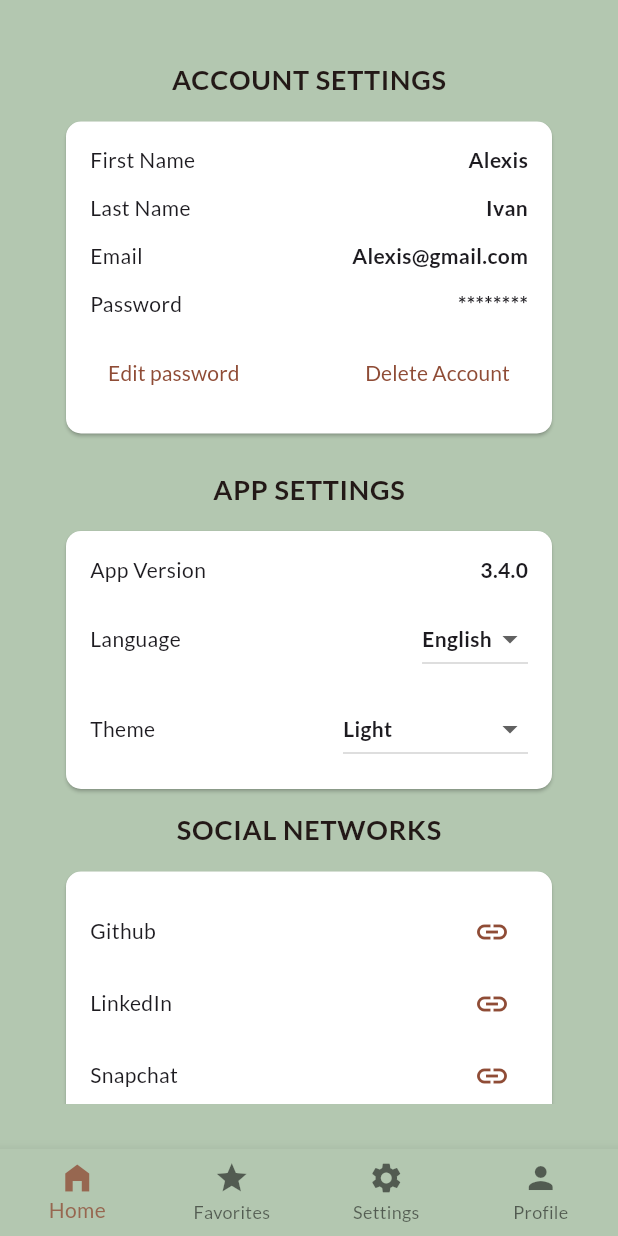
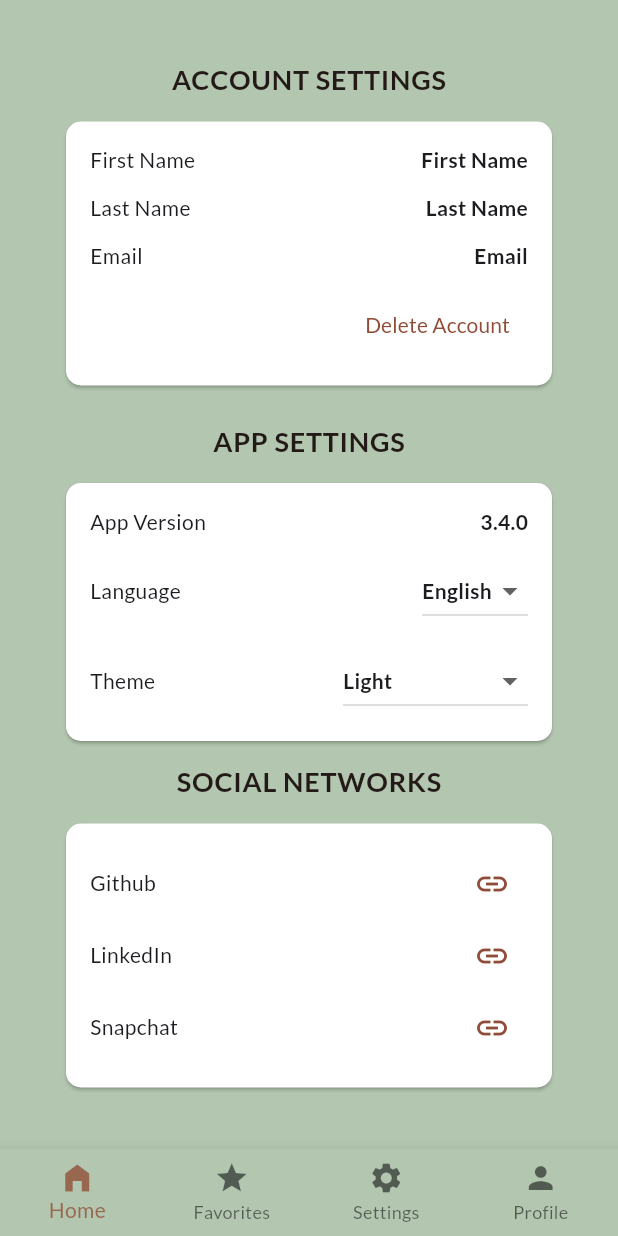
Before and after one commit to AlexisIvan2000/NutriAI_Lex, a Flutter app: the SettingsScreen screen opened directly, on a phone screen of 412 x 824 dp. Run offline on Flutter 3.47's test engine with Material 3 defaults, Android fonts, the phone set to English and light mode, and no system bars; our stand-ins replace flutter_secure_storage, google_fonts; missing offline and left inert: flutter_inappwebview; accounts and stored records are empty; network calls fail.

Commit message:
Added user account deletion functionality, updated routes and services to manage personal details and display of username in the dashboard.

```diff
--- a/front_end/lib/widgets/dashboard/account_setting.dart
+++ b/front_end/lib/widgets/dashboard/account_setting.dart
@@ -1,4 +1,7 @@
 import 'package:flutter/material.dart';
+import 'package:front_end/screens/signin.dart';
+import 'package:front_end/services/auth_api.dart';
+import 'package:front_end/services/auth_service.dart';
 
 class AccountSetting extends StatefulWidget {
   const AccountSetting({super.key});
@@ -8,13 +11,38 @@ class AccountSetting extends StatefulWidget {
 }
 
 class _AccountSettingState extends State<AccountSetting> {
+  String firstname = "First Name";
+  String lastname = "Last Name";
+  String email = "Email";
+
+  @override
+  void initState() {
+    super.initState();
+    loadUser();
+  }
+
+  void loadUser() async {
+    final profile = await AuthAPI.getCurrentUser();
+    if (profile != null) {
+      setState(() {
+        firstname = profile.firstName;
+        lastname = profile.lastName;
+        email = profile.email;
+      });
+    } else {
+      setState(() {
+        firstname = "First Name";
+        lastname = "Last Name";
+        email = "Email";
+      });
+    }
+  }
+
   @override
   Widget build(BuildContext context) {
     return Card(
       color: Colors.white,
-      shape: RoundedRectangleBorder(
-        borderRadius: BorderRadius.circular(10.0),
-      ),
+      shape: RoundedRectangleBorder(borderRadius: BorderRadius.circular(10.0)),
       child: Padding(
         padding: const EdgeInsets.all(16.0),
         child: Column(
@@ -23,13 +51,15 @@ class _AccountSettingState extends State<AccountSetting> {
             Row(
               mainAxisAlignment: MainAxisAlignment.spaceBetween,
               children: [
-                Text('First Name',
+                Text(
+                  'First Name',
                   style: Theme.of(context).textTheme.bodyMedium,
                 ),
-                Text('Alexis',
-                  style: Theme.of(context).textTheme.bodyMedium!.copyWith(
-                    fontWeight: FontWeight.w600,
-                  ),
+                Text(
+                  ' $firstname',
+                  style: Theme.of(
+                    context,
+                  ).textTheme.bodyMedium!.copyWith(fontWeight: FontWeight.w600),
                 ),
               ],
             ),
@@ -37,13 +67,15 @@ class _AccountSettingState extends State<AccountSetting> {
             Row(
               mainAxisAlignment: MainAxisAlignment.spaceBetween,
               children: [
-                Text('Last Name',
+                Text(
+                  'Last Name',
                   style: Theme.of(context).textTheme.bodyMedium,
                 ),
-                Text('Ivan',
-                  style: Theme.of(context).textTheme.bodyMedium!.copyWith(
-                    fontWeight: FontWeight.w600,
-                  ),
+                Text(
+                  ' $lastname',
+                  style: Theme.of(
+                    context,
+                  ).textTheme.bodyMedium!.copyWith(fontWeight: FontWeight.w600),
                 ),
               ],
             ),
@@ -51,54 +83,70 @@ class _AccountSettingState extends State<AccountSetting> {
             Row(
               mainAxisAlignment: MainAxisAlignment.spaceBetween,
               children: [
-                Text('Email',
-                  style: Theme.of(context).textTheme.bodyMedium,
-                ),
-                Text('Alexis@gmail.com',
-                  style: Theme.of(context).textTheme.bodyMedium!.copyWith(
-                    fontWeight: FontWeight.w600,
-                  ),
+                Text('Email', style: Theme.of(context).textTheme.bodyMedium),
+                Text(
+                  ' $email',
+                  style: Theme.of(
+                    context,
+                  ).textTheme.bodyMedium!.copyWith(fontWeight: FontWeight.w600),
                 ),
               ],
             ),
             const SizedBox(height: 12),
             Row(
-              mainAxisAlignment: MainAxisAlignment.spaceBetween,
-              children: [
-                Text('Password',
-                  style: Theme.of(context).textTheme.bodyMedium,
-                ),
-                Text('********',
-                  style: Theme.of(context).textTheme.bodyMedium!.copyWith(
-                    fontWeight: FontWeight.w600,
-                  ),
-                ),
-              ],
-            ),
-            const SizedBox(height: 12),
-            Row(
-              mainAxisAlignment: MainAxisAlignment.spaceBetween,
+              mainAxisAlignment: MainAxisAlignment.end,
               children: [
                 TextButton(
                   onPressed: () {
-                    // Handle edit action
-                  },
-                  child: const Text('Edit password'),
-                ),
-                TextButton(
-                  onPressed: () {
-                    // Handle change password action
+                    showDeleteAccountDialog(context);
                   },
                   child: const Text('Delete Account'),
                 ),
               ],
-            )
-
-
+            ),
           ],
         ),
       ),
-
     );
   }
 }
+
+void showDeleteAccountDialog(BuildContext context) {
+  showDialog(
+    context: context,
+    builder: (_) {
+      return AlertDialog(
+        title: const Text('Delete Account'),
+        content: const Text(
+          'Are you sure you want to delete your account? This action cannot be undone.',
+        ),
+        actions: <Widget>[
+          TextButton(
+            child: const Text('Cancel'),
+            onPressed: () => Navigator.of(context).pop(),
+          ),
+
+          ElevatedButton(
+            child: const Text('Delete'),
+            onPressed: () async {
+              final result = await AuthService.instance.deleteAccount();
+
+              ScaffoldMessenger.of(
+                context,
+              ).showSnackBar(SnackBar(content: Text(result["message"])));
+
+              if (result["success"]) {
+                Navigator.of(context).pop();
+                Navigator.pushAndRemoveUntil(
+                  context,
+                  MaterialPageRoute(builder: (_) => const SigninScreen()),
+                  (route) => false,
+                );
+              }
+            },
+          ),
+        ],
+      );
+    },
+  );
+}
--- a/front_end/lib/widgets/data_form.dart
+++ b/front_end/lib/widgets/data_form.dart
@@ -1,6 +1,7 @@
 import 'package:flutter/material.dart';
 import 'package:front_end/data/db.dart';
 import 'package:front_end/models/datas.dart';
+import 'package:front_end/screens/dashboard.dart';
 import 'package:front_end/services/personal_details_api.dart';
 import 'package:front_end/utils/secure_storage.dart';
 
@@ -191,7 +192,6 @@ class _DataFormState extends State<DataForm> {
 
   Future<void> _submit() async {
     if (!_formKey.currentState!.validate()) return;
-
     final user = await SecureStorage.getUser();
     if (user == null) {
       ScaffoldMessenger.of(
@@ -220,6 +220,10 @@ class _DataFormState extends State<DataForm> {
     ScaffoldMessenger.of(
       context,
     ).showSnackBar(SnackBar(content: Text(result["message"])));
+    Navigator.of(context).pushAndRemoveUntil(
+      MaterialPageRoute(builder: (_) => const DashboardScreen()),
+      (route) => false,
+    );
   }
 
 
```
Also changed, not shown: front_end/lib/screens/dashboard.dart (+22 -1 lines), front_end/lib/services/auth_api.dart (+20 -0 lines), front_end/lib/services/auth_service.dart (+10 -0 lines), 6 other files.
